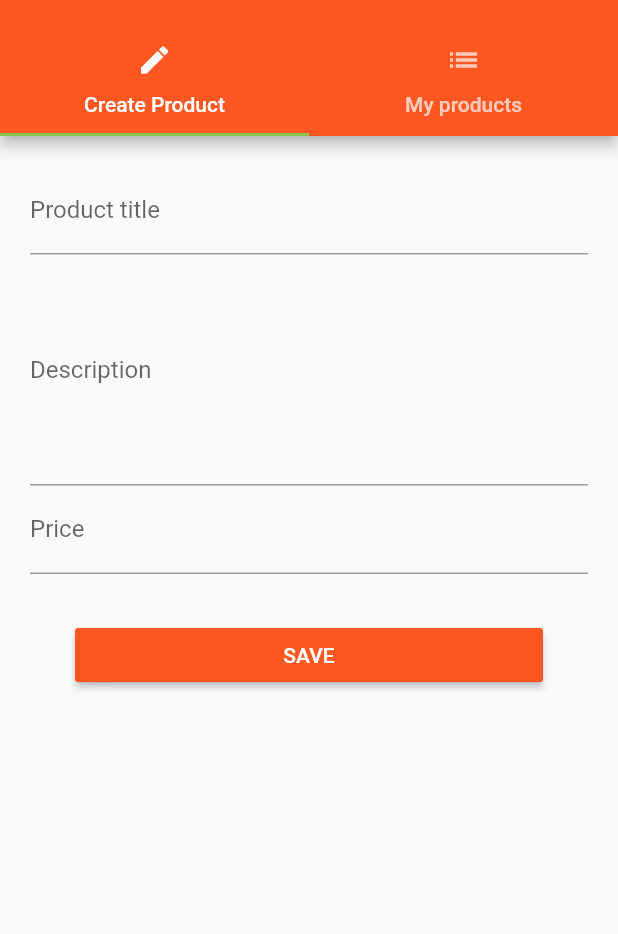
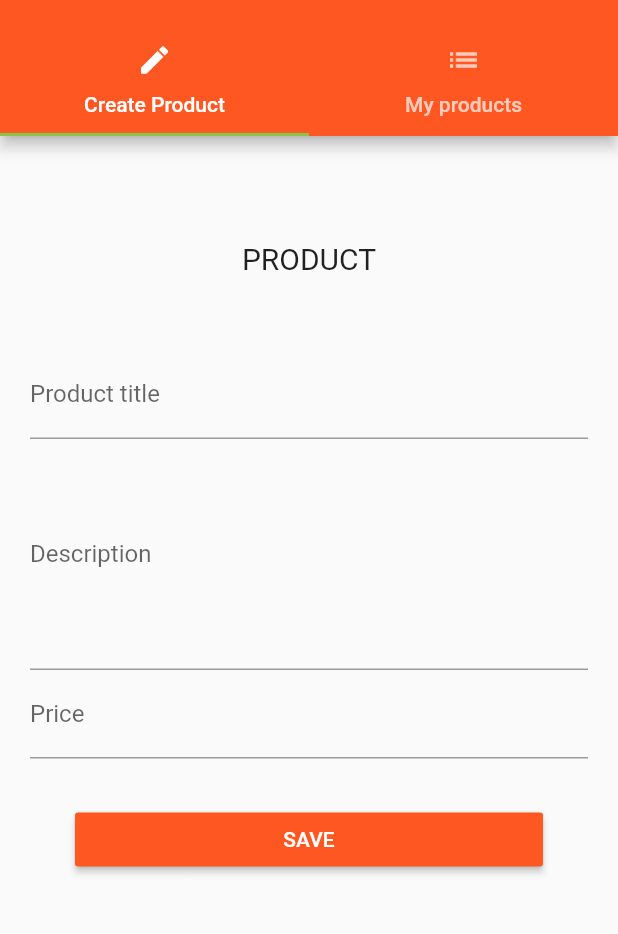
Before and after one commit to carlos-pedroza/cook-book-flutter, a Flutter app: the ProductManagerPage screen opened by its route, on a phone screen of 412 x 824 dp, the part 59-993 px from its top. Run offline on Flutter 3.47's test engine with Material 2 defaults, Android fonts, the phone set to English and light mode, and no system bars; network calls fail; Roboto replaces fonts that are missing (Verdana, Geneva, sans-serif).

Commit message:
avence curso

```diff
--- a/lib/main.dart
+++ b/lib/main.dart
@@ -6,6 +6,7 @@ import './pages/home_page.dart';
 import './pages/product_delete_page.dart';
 import './models/product.dart';
 import 'package:flutter/services.dart';
+import 'package:uuid/uuid.dart';
 
 //import 'package:flutter/rendering.dart';
 
@@ -13,17 +14,19 @@ void main() => runApp(new MyApp());
 
 class MyApp extends StatefulWidget {
   List<Product> products = [];
+  var uuid = new Uuid();
 
   MyApp() {
     products.add(Product(
+        uuid.v1(),
         "Pulsera inteligente Xiaomi Mi Band 3, Negro",
         "https://images-na.ssl-images-amazon.com/images/I/516SRTkFwbL._SL1000_.jpg",
         "Capacidad Batería: 110 mAh (8 días en uso continuo), Pantalla táctil: Sí, Bluetooth 4.2, Color Negro, Con un diseño a prueba de agua de hasta 50 metros",
         579.97));
-    products.add(Product(
-        "Microwave", "https://picsum.photos/id/0/500/200", "LG Silver", 550));
-    products.add(Product("Mercedes Bens", "https://picsum.photos/id/0/500/200",
-        "A8", 150595.34));
+    products.add(Product(uuid.v1(), "Microwave",
+        "https://picsum.photos/id/0/500/200", "LG Silver", 550));
+    products.add(Product(uuid.v1(), "Mercedes Bens",
+        "https://picsum.photos/id/0/500/200", "A8", 150595.34));
   }
 
   @override
@@ -35,9 +38,17 @@ class MyApp extends StatefulWidget {
 class _MyAppState extends State<MyApp> {
   void _addProduct(Product product) {
     setState(() {
+      product.id = widget.uuid.v1();
       widget.products.add(product);
       //debugger(when: _products.length > 2);
     });
+  }
+  void _updateProduct(Product editProduct) {
+    Product product = widget.products.firstWhere((Product _product)=>_product.id==editProduct.id, orElse: () => null);
+    product.title = editProduct.title;
+    product.description = editProduct.description;
+    product.imageUrl = editProduct.imageUrl;
+    product.price = editProduct.price;
   }
 
   void _deleteProduct(Product product) {
@@ -62,7 +73,8 @@ class _MyAppState extends State<MyApp> {
           '/': (BuildContext context) => AuthPage(),
           '/home': (BuildContext context) =>
               HomePage(widget.products, _addProduct, _deleteProduct),
-          '/admin': (BuildContext context) => ProductManagerPage(_addProduct)
+          '/admin': (BuildContext context) =>
+              ProductManagerPage(_addProduct,_updateProduct, _deleteProduct, widget.products)
         },
         onGenerateRoute: (RouteSettings settings) {
           final List<String> pathElements = settings.name.split('/');
@@ -83,13 +95,13 @@ class _MyAppState extends State<MyApp> {
           return null;
         });
 
-                /*if (MediaQuery.of(materiaApp).size.width >
+    /*if (MediaQuery.of(materiaApp).size.width >
             MediaQuery.of(materiaApp.context).size.height &&
         MediaQuery.of(materiaApp.context).size.width > 600.0) {
       SystemChrome.setPreferredOrientations([DeviceOrientation.portraitUp])
           .then((_) {});
     }*/
 
-        return materiaApp;
+    return materiaApp;
   }
 }
--- a/lib/models/product.dart
+++ b/lib/models/product.dart
@@ -1,10 +1,11 @@
 class Product {
+  String id;
   String title;
   String imageUrl;
   String description;
   double price;
 
-  Product(this.title, this.imageUrl,this.description, this.price);
+  Product(this.id, this.title, this.imageUrl,this.description, this.price);
 
   Map<String,String> toMap() {
     return { "title": title, "image_url": imageUrl, "description": description, "price": price.toString() };
--- a/lib/pages/product_manager_page.dart
+++ b/lib/pages/product_manager_page.dart
@@ -1,12 +1,16 @@
 import 'package:flutter/material.dart';
 
-import '../pages/tabs/product_create_tab.dart';
+import '../pages/tabs/product_edit_tab.dart';
 import '../pages/tabs/products_list_tab.dart';
+import '../models/product.dart';
 
 class ProductManagerPage extends StatefulWidget {
+  List<Product> _products;
   Function addProduct;
+  Function updateProduct;
+  Function deleteProduct;
 
-  ProductManagerPage(this.addProduct);
+  ProductManagerPage(this.addProduct, this.updateProduct, this.deleteProduct, this._products);
 
   @override
   State<StatefulWidget> createState() {
@@ -34,8 +38,8 @@ class ProductManagePageState extends State<ProductManagerPage> {
         ),
         body: TabBarView(
           children: <Widget>[
-            ProductCreateTab(widget.addProduct),
-            ProductListTab()
+            ProductEditTab(widget.addProduct, null),
+            ProductListTab(widget.updateProduct, widget.deleteProduct,  widget._products),
           ],
         ),
       ),
--- a/lib/pages/tabs/product_create_tab.dart
+++ /dev/null
@@ -1,119 +0,0 @@
-import 'package:flutter/material.dart';
-import '../../models/product.dart';
-
-class ProductCreateTab extends StatefulWidget {
-  Function addProduct;
-
-  ProductCreateTab(this.addProduct);
-
-  @override
-  State<StatefulWidget> createState() {
-    return ProductCreateTabState();
-  }
-}
-
-class ProductCreateTabState extends State<ProductCreateTab> {
-  final GlobalKey<FormState> _formKey = GlobalKey();
-  Product _product;
-
-  @override
-  void initState() {
-    this._product =
-        Product("", "https://picsum.photos/id/237/400/200", "", 0.0);
-  }
-
-  Widget productTitle() {
-    return TextFormField(
-      decoration: InputDecoration(labelText: "Product title"),
-      onSaved: (String value) {
-        this._product.title = value;
-      },
-      validator: (String value) {
-        if (value.isEmpty) {
-          return "Title is required!";
-        }
-      },
-    );
-  }
-
-  Widget description() {
-    return TextFormField(
-      maxLines: 6,
-      decoration: InputDecoration(labelText: "Description"),
-      onSaved: (String value) {
-        this._product.description = value;
-      },
-      validator: (String value) {
-        if (value.isEmpty) {
-          return "description is required!";
-        }
-      },
-    );
-  }
-
-  Widget price() {
-    return TextFormField(
-      keyboardType: TextInputType.number,
-      decoration: InputDecoration(labelText: "Price"),
-      onSaved: (String value) {
-        this._product.price = double.parse(value);
-      },
-      validator: (String value) {
-        if (value.isEmpty) {
-          return "The price is required!";
-        }
-        if (!RegExp(r'[!@#<>?":_`~;[\]\\|=+)(*&^%0-9-]').hasMatch(value)) {
-          return 'The price should be a number';
-        }
-        if (double.parse(value) <= 0) {
-          return "The price should be greater than zero!";
-        }
-      },
-    );
-  }
-
-  Widget buttonSave() {
-    return Container(
-      margin: EdgeInsets.all(30.0),
-      child: RaisedButton(
-        color: Theme.of(context).primaryColor,
-        textColor: Colors.white,
-        child: Text('SAVE'),
-        onPressed: () {
-          saveProduct();
-        },
-      ),
-    );
-  }
-
-  void saveProduct() {
-    if (_formKey.currentState.validate() == true) {
-      _formKey.currentState.save();
-      widget.addProduct(this._product);
-      Navigator.pop(context);
-    }
-  }
-
-  @override
-  Widget build(BuildContext context) {
-    return GestureDetector(
-      child: Container(
-        margin: EdgeInsets.all(20.0),
-        child: Form(
-          key: _formKey,
-          child: ListView(
-            children: <Widget>[
-              productTitle(),
-              description(),
-              price(),
-              buttonSave(),
-            ],
-          ),
-        ),
-      ),
-      onTap: () {
-        FocusScope.of(context).requestFocus(FocusNode());
-      }
-    );
-  }
-}
--- /dev/null
+++ b/lib/pages/tabs/product_edit_tab.dart
@@ -0,0 +1,171 @@
+import 'package:flutter/material.dart';
+import '../../models/product.dart';
+import '../../utils/ensure-visible.dart';
+
+class ProductEditTab extends StatefulWidget {
+  final Function actionProduct;
+  final Product _product;
+
+  ProductEditTab(this.actionProduct, this._product);
+
+  @override
+  State<StatefulWidget> createState() {
+    return ProductEditTabState();
+  }
+}
+
+class ProductEditTabState extends State<ProductEditTab> {
+  final GlobalKey<FormState> _formKey = GlobalKey();
+  Product _product;
+  var titleFocusNode = FocusNode();
+  var descriptionFocusNode = FocusNode();
+  var priceFocusNode = FocusNode();
+
+  @override
+  void initState() {
+    if (widget._product != null) {
+      this._product = Product(
+          widget._product.id,
+          widget._product.title,
+          widget._product.imageUrl,
+          widget._product.description,
+          widget._product.price);
+    } else {
+      this._product =
+          Product("", "", "https://picsum.photos/id/237/400/200", "", 0.0);
+    }
+  }
+
+  Widget productTitle() {
+    return EnsureVisibleWhenFocused(
+      focusNode: titleFocusNode,
+      child: TextFormField(
+        decoration: InputDecoration(labelText: "Product title"),
+        initialValue: widget._product != null ? widget._product.title : "",
+        onSaved: (String value) {
+          this._product.title = value;
+        },
+        validator: (String value) {
+          if (value.isEmpty) {
+            return "Title is required!";
+          }
+        },
+      ),
+    );
+  }
+
+  Widget description() {
+    return EnsureVisibleWhenFocused(
+      focusNode: descriptionFocusNode,
+      child: TextFormField(
+        maxLines: 6,
+        decoration: InputDecoration(labelText: "Description"),
+        initialValue:
+            widget._product != null ? widget._product.description : "",
+        onSaved: (String value) {
+          this._product.description = value;
+        },
+        validator: (String value) {
+          if (value.isEmpty) {
+            return "description is required!";
+          }
+        },
+      ),
+    );
+  }
+
+  Widget price() {
+    return EnsureVisibleWhenFocused(
+      focusNode: priceFocusNode,
+      child: TextFormField(
+        keyboardType: TextInputType.number,
+        decoration: InputDecoration(labelText: "Price"),
+        initialValue:
+            widget._product != null ? widget._product.price.toString() : "",
+        onSaved: (String value) {
+          this._product.price = double.parse(value);
+        },
+        validator: (String value) {
+          if (value.isEmpty) {
+            return "The price is required!";
+          }
+          if (!RegExp(r'[!@#<>?":_`~;[\]\\|=+)(*&^%0-9-]').hasMatch(value)) {
+            return 'The price should be a number';
+          }
+          if (double.parse(value) <= 0) {
+            return "The price should be greater than zero!";
+          }
+        },
+      ),
+    );
+  }
+
+  Widget buttonSave() {
+    return Container(
+      margin: EdgeInsets.all(30.0),
+      child: RaisedButton(
+        color: Theme.of(context).primaryColor,
+        textColor: Colors.white,
+        child: Text('SAVE'),
+        onPressed: () {
+          saveProduct();
+        },
+      ),
+    );
+  }
+
+  void saveProduct() {
+    if (_formKey.currentState.validate() == true) {
+      _formKey.currentState.save();
+      widget.actionProduct(this._product);
+      Navigator.pop(context);
+    }
+  }
+
+  Widget editForm() {
+    return GestureDetector(
+        child: Container(
+          margin: EdgeInsets.all(20.0),
+          child: Form(
+            key: _formKey,
+            child: ListView(
+              children: <Widget>[
+                Container(
+                  child: Text(
+                    'PRODUCT',
+                    style: TextStyle(fontSize: 20.0),
+                    textAlign: TextAlign.center,
+                  ),
+                  padding: EdgeInsets.all(50.0),
+                ),
+                productTitle(),
+                description(),
+                price(),
+                buttonSave(),
+              ],
+            ),
+          ),
+        ),
+        onTap: () {
+          FocusScope.of(context).requestFocus(FocusNode());
+        });
+  }
+
+  Widget editPage() {
+      return Scaffold(
+        appBar: AppBar(
+          title: Text('Edit product'),
+        ),
+        body: editForm(),
+      );
+  }
+
+  @override
+  Widget build(BuildContext context) {
+    if (widget._product != null) {
+      return editPage();
+    } else {
+      return editForm();
+    }
+  }
+}
--- /dev/null
+++ b/lib/utils/ensure-visible.dart
@@ -0,0 +1,86 @@
+import 'dart:async';
+
+import 'package:flutter/rendering.dart';
+import 'package:flutter/widgets.dart';
+import 'package:meta/meta.dart';
+
+class EnsureVisibleWhenFocused extends StatefulWidget {
+  const EnsureVisibleWhenFocused({
+    Key key,
+    @required this.child,
+    @required this.focusNode,
+    this.curve: Curves.ease,
+    this.duration: const Duration(milliseconds: 100),
+  }) : super(key: key);
+
+  /// The node we will monitor to determine if the child is focused
+  final FocusNode focusNode;
+
+  /// The child widget that we are wrapping
+  final Widget child;
+
+  /// The curve we will use to scroll ourselves into view.
+  ///
+  /// Defaults to Curves.ease.
+  final Curve curve;
+
+  /// The duration we will use to scroll ourselves into view
+  ///
+  /// Defaults to 100 milliseconds.
+  final Duration duration;
+
+  EnsureVisibleWhenFocusedState createState() => new EnsureVisibleWhenFocusedState();
+}
+
+class EnsureVisibleWhenFocusedState extends State<EnsureVisibleWhenFocused> {
+  @override
+  void initState() {
+    super.initState();
+    widget.focusNode.addListener(_ensureVisible);
+  }
+
+  @override
+  void dispose() {
+    super.dispose();
+    widget.focusNode.removeListener(_ensureVisible);
+  }
+
+  Future<Null> _ensureVisible() async {
+    // Wait for the keyboard to come into view
+    // TODO: position doesn't seem to notify listeners when metrics change,
+    // perhaps a NotificationListener around the scrollable could avoid
+    // the need insert a delay here.
+    await Future.delayed(const Duration(milliseconds: 300));
+
+    if (!widget.focusNode.hasFocus)
+      return;
+
+    final RenderObject object = context.findRenderObject();
+    final RenderAbstractViewport viewport = RenderAbstractViewport.of(object);
+    assert(viewport != null);
+
+    ScrollableState scrollableState = Scrollable.of(context);
+    assert(scrollableState != null);
+
+    ScrollPosition position = scrollableState.position;
+    double alignment;
+    if (position.pixels > viewport.getOffsetToReveal(object, 0.0).offset) {
+      // Move down to the top of the viewport
+      alignment = 0.0;
+    } else if (position.pixels < viewport.getOffsetToReveal(object, 1.0).offset) {
+      // Move up to the bottom of the viewport
+      alignment = 1.0;
+    } else {
+      // No scrolling is necessary to reveal the child
+      return;
+    }
+    position.ensureVisible(
+      object,
+      alignment: alignment,
+      duration: widget.duration,
+      curve: widget.curve,
+    );
+  }
+
+  Widget build(BuildContext context) => widget.child;
+}
--- a/pubspec.yaml
+++ b/pubspec.yaml
@@ -27,6 +27,7 @@ dependencies:
 dev_dependencies:
   flutter_test:
     sdk: flutter
+  uuid: 2.0.1
 
 
 # For information on the generic Dart part of this file, see the
```
Also changed, not shown: lib/pages/auth_page.dart (+7 -9 lines), lib/pages/tabs/products_list_tab.dart (+58 -3 lines), pubspec.lock.
